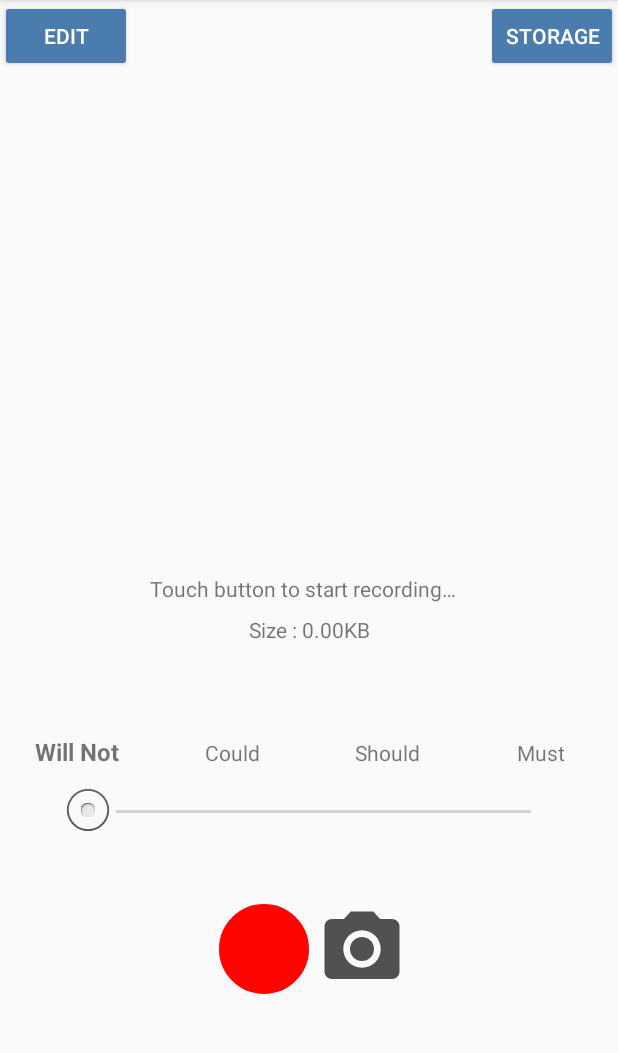
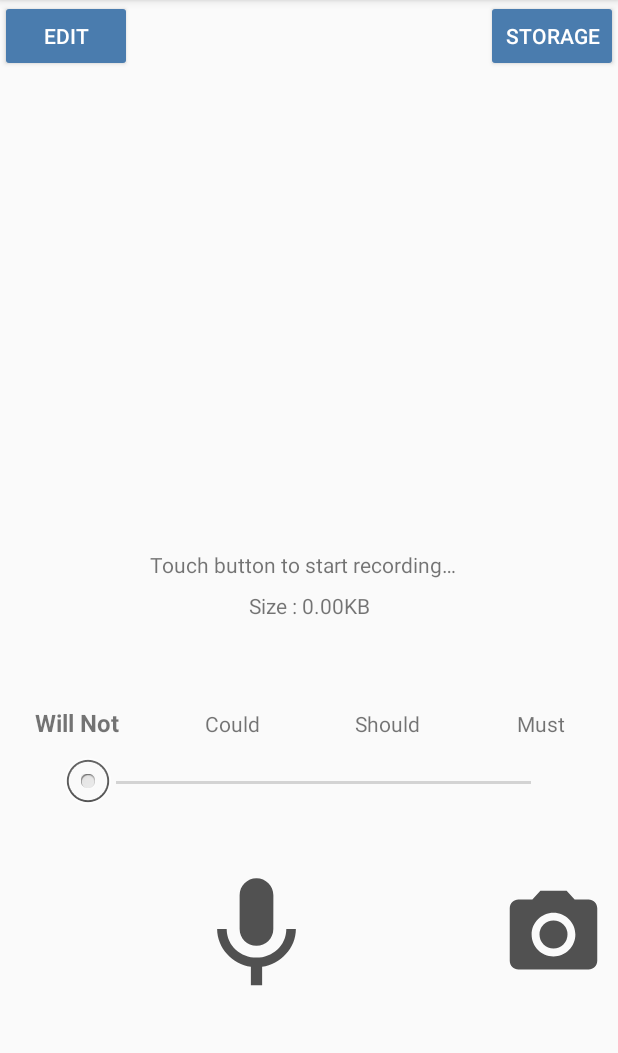
Before and after one commit to pproszowski/MoniCA, an Android app: the CurrentMeetingActivity screen opened directly, with no data from a screen before it, on a phone screen of 412 x 824 dp, the part 84-1137 px from its top. Run offline under Robolectric (Android 15) with nearby library versions, the phone set to English and light mode, and no system bars; 3 statements that could not run were skipped.

```diff
--- a/app/src/main/java/com/example/powder/monica/CurrentMeetingActivity.java
+++ b/app/src/main/java/com/example/powder/monica/CurrentMeetingActivity.java
@@ -21,6 +21,7 @@ import android.view.MenuInflater;
 import android.view.MenuItem;
 import android.view.MotionEvent;
 import android.view.View;
+import android.widget.ImageButton;
 import android.widget.SeekBar;
 import android.widget.TextView;
 
@@ -28,7 +29,7 @@ import com.example.powder.monica.storage.StorageActivity;
 
 
 public class CurrentMeetingActivity extends AppCompatActivity {
-    private TouchableButton recordButton;
+    private ImageButton recordButton;
     private TextView recordingStatus;
     private TextView sizeText;
     private TextView sizeOfSelectedItemsText;
@@ -113,11 +114,13 @@ public class CurrentMeetingActivity extends AppCompatActivity {
             switch (event.getAction()) {
                 case MotionEvent.ACTION_DOWN:
                     recordingStatus.setText(R.string.recording);
+                    ((ImageButton) v).setImageResource(R.drawable.ic_mic_red);
                     AppLog.logString("Start Recording");
                     startRecording();
                     break;
                 case MotionEvent.ACTION_UP:
                     AppLog.logString("Stop Recording");
+                    ((ImageButton) v).setImageResource(R.drawable.ic_mic_gray);
                     stopRecording();
                     break;
             }
--- a/app/src/main/java/com/example/powder/monica/storage/StorageActivity.java
+++ b/app/src/main/java/com/example/powder/monica/storage/StorageActivity.java
@@ -222,6 +222,9 @@ public class StorageActivity extends ListActivity {
                 deleteItem(file);
             }
         }
+
+        startActivity(getIntent());
+        finish();
     }
 
     private void addArchive(File[] files, String path) {
--- /dev/null
+++ b/app/src/main/res/drawable/ic_mic_gray.xml
@@ -0,0 +1,5 @@
+<vector android:height="90dp" android:tint="#515151"
+    android:viewportHeight="24.0" android:viewportWidth="24.0"
+    android:width="90dp" xmlns:android="http://schemas.android.com/apk/res/android">
+    <path android:fillColor="#FF000000" android:pathData="M12,14c1.66,0 2.99,-1.34 2.99,-3L15,5c0,-1.66 -1.34,-3 -3,-3S9,3.34 9,5v6c0,1.66 1.34,3 3,3zM17.3,11c0,3 -2.54,5.1 -5.3,5.1S6.7,14 6.7,11L5,11c0,3.41 2.72,6.23 6,6.72L11,21h2v-3.28c3.28,-0.48 6,-3.3 6,-6.72h-1.7z"/>
+</vector>
--- /dev/null
+++ b/app/src/main/res/drawable/ic_mic_red.xml
@@ -0,0 +1,5 @@
+<vector android:height="90dp" android:tint="#FF0000"
+    android:viewportHeight="24.0" android:viewportWidth="24.0"
+    android:width="90dp" xmlns:android="http://schemas.android.com/apk/res/android">
+    <path android:fillColor="#FF000000" android:pathData="M12,14c1.66,0 2.99,-1.34 2.99,-3L15,5c0,-1.66 -1.34,-3 -3,-3S9,3.34 9,5v6c0,1.66 1.34,3 3,3zM17.3,11c0,3 -2.54,5.1 -5.3,5.1S6.7,14 6.7,11L5,11c0,3.41 2.72,6.23 6,6.72L11,21h2v-3.28c3.28,-0.48 6,-3.3 6,-6.72h-1.7z"/>
+</vector>
--- a/app/src/main/res/drawable/ic_photo_button_normal.xml
+++ b/app/src/main/res/drawable/ic_photo_button_normal.xml
@@ -1,6 +1,6 @@
-<vector android:height="60dp" android:tint="#515151"
+<vector android:height="70dp" android:tint="#515151"
     android:viewportHeight="24.0" android:viewportWidth="24.0"
-    android:width="60dp" xmlns:android="http://schemas.android.com/apk/res/android">
+    android:width="70dp" xmlns:android="http://schemas.android.com/apk/res/android">
     <path android:fillColor="#FF000000" android:pathData="M12,12m-3.2,0a3.2,3.2 0,1 1,6.4 0a3.2,3.2 0,1 1,-6.4 0"/>
     <path android:fillColor="#FF000000" android:pathData="M9,2L7.17,4L4,4c-1.1,0 -2,0.9 -2,2v12c0,1.1 0.9,2 2,2h16c1.1,0 2,-0.9 2,-2L22,6c0,-1.1 -0.9,-2 -2,-2h-3.17L15,2L9,2zM12,17c-2.76,0 -5,-2.24 -5,-5s2.24,-5 5,-5 5,2.24 5,5 -2.24,5 -5,5z"/>
 </vector>
--- a/app/src/main/res/drawable/ic_photo_button_pressed.xml
+++ b/app/src/main/res/drawable/ic_photo_button_pressed.xml
@@ -1,6 +1,6 @@
-<vector android:height="60dp" android:tint="#626262"
+<vector android:height="70dp" android:tint="#626262"
     android:viewportHeight="24.0" android:viewportWidth="24.0"
-    android:width="60dp" xmlns:android="http://schemas.android.com/apk/res/android">
+    android:width="70dp" xmlns:android="http://schemas.android.com/apk/res/android">
     <path android:fillColor="#ee000000" android:pathData="M12,12m-3.2,0a3.2,3.2 0,1 1,6.4 0a3.2,3.2 0,1 1,-6.4 0"/>
     <path android:fillColor="#ee000000" android:pathData="M9,2L7.17,4L4,4c-1.1,0 -2,0.9 -2,2v12c0,1.1 0.9,2 2,2h16c1.1,0 2,-0.9 2,-2L22,6c0,-1.1 -0.9,-2 -2,-2h-3.17L15,2L9,2zM12,17c-2.76,0 -5,-2.24 -5,-5s2.24,-5 5,-5 5,2.24 5,5 -2.24,5 -5,5z"/>
 </vector>
--- a/app/src/main/res/layout/activity_current_meeting.xml
+++ b/app/src/main/res/layout/activity_current_meeting.xml
@@ -116,13 +116,13 @@
         app:layout_constraintEnd_toEndOf="parent"
         app:layout_constraintStart_toStartOf="parent">
 
-        <com.example.powder.monica.TouchableButton
+        <ImageButton
             android:id="@+id/recordButton"
-            android:layout_width="60dp"
-            android:layout_height="60dp"
-            android:layout_margin="5dp"
-            android:background="@drawable/record_button_selector"
-            android:text="@string/record" />
+            android:layout_width="wrap_content"
+            android:layout_height="wrap_content"
+            android:layout_weight="1"
+            android:background="@android:color/transparent"
+            app:srcCompat="@drawable/ic_mic_gray" />
 
         <ImageButton
             android:layout_width="wrap_content"
```
